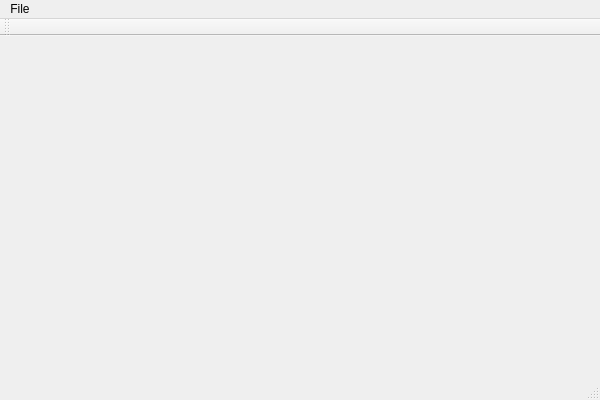
Above: LSystem/MainWindow.ui from gnishida/LSystem before the change. Below: the same form after it.
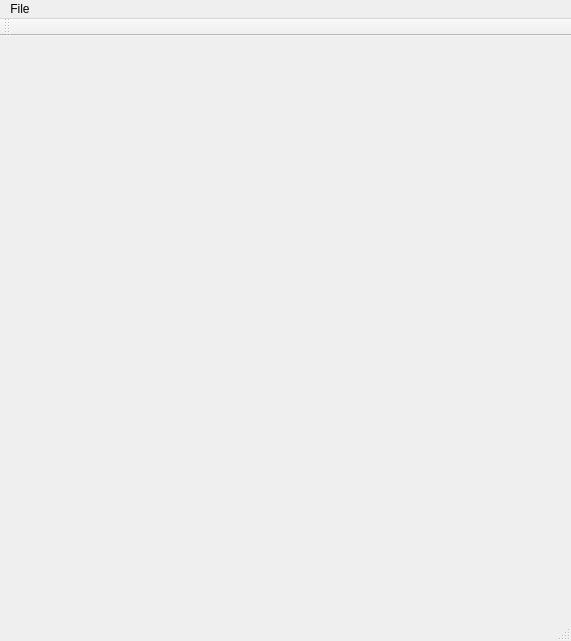
That is the form after the change.

Patch:
```diff
--- a/LSystem/MainWindow.ui
+++ b/LSystem/MainWindow.ui
@@ -6,8 +6,8 @@
    <rect>
     <x>0</x>
     <y>0</y>
-    <width>600</width>
-    <height>400</height>
+    <width>571</width>
+    <height>641</height>
    </rect>
   </property>
   <property name="windowTitle">
@@ -19,7 +19,7 @@
     <rect>
      <x>0</x>
      <y>0</y>
-     <width>600</width>
+     <width>571</width>
      <height>21</height>
     </rect>
    </property>
```
